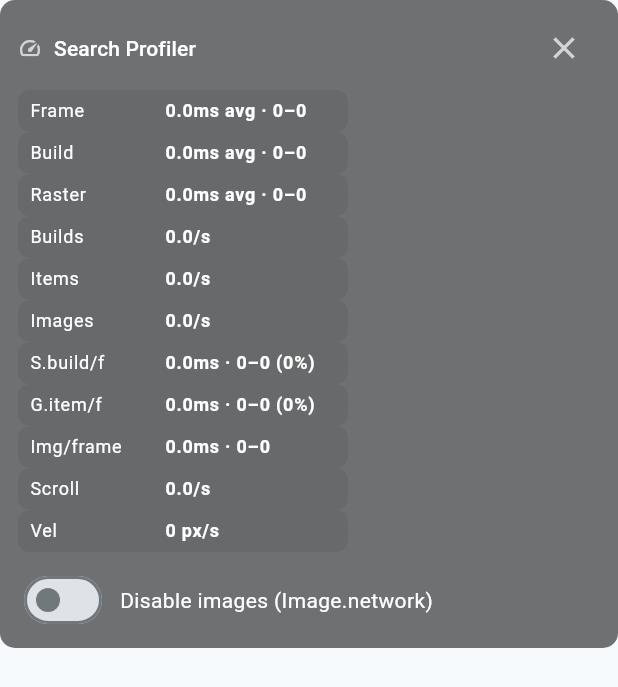
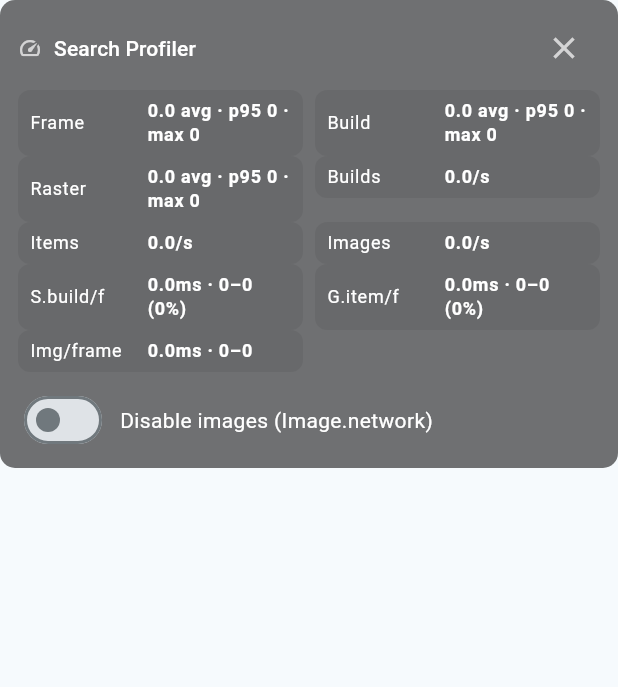
Before and after one commit to LEChaney/PoseTrainer, a Flutter app: the _SearchProfilerHud widget shown alone on an empty page, opened directly with empty values, on a phone screen of 412 x 824 dp. Shown: the top 687 px of the screen. Run offline on Flutter 3.47's test engine with Material 3 defaults, Android fonts, the light colour scheme and no system bars; our stand-ins replace hive_ce, hive_ce_flutter, share_plus, web; missing offline and left inert: dart:js_interop; accounts and stored records are empty; network calls fail.

Commit message:
Improve profiling UI

```diff
--- a/lib/screens/search_screen.dart
+++ b/lib/screens/search_screen.dart
@@ -270,6 +270,7 @@ class _SearchScreenState extends State<SearchScreen>
             if (_showProfilerHud)
               Positioned(
                 left: 8,
+                right: 8,
                 bottom: 8,
                 child: _SearchProfilerHud(
                   profiler: _profiler,
@@ -826,8 +827,35 @@ class _SearchProfilerHudState extends State<_SearchProfilerHud> {
       'Search.HeaderOverlay',
     );
     return RepaintBoundary(
-      child: Container(
-        constraints: const BoxConstraints(maxWidth: 520),
+      child: LayoutBuilder(
+        builder: (context, constraints) {
+          final double maxW = constraints.maxWidth;
+          // Target chip width and responsive columns
+          const double targetChipW = 220;
+          const double minChipW = 180;
+          const double hPad = 12 * 2; // container horizontal padding
+          const double gap = 8; // Wrap spacing
+          final double innerW = maxW - hPad;
+          // Choose the maximum number of columns whose per-column width >= minChipW
+          int cols = 1;
+          for (int c = 4; c >= 1; c--) {
+            final w = (innerW - gap * (c - 1)) / c;
+            if (w >= minChipW) {
+              cols = c;
+              break;
+            }
+          }
+          double chipW = ((innerW - gap * (cols - 1)) / cols).clamp(
+            minChipW,
+            targetChipW,
+          );
+          // Label width proportional to chip width (keeps alignment)
+          final double labelW = (chipW * 0.38).clamp(70, 100);
+
+          Widget chip(String label, String value) =>
+              _chip(label, value, textStyle, width: chipW, labelWidth: labelW);
+
+          return Container(
             padding: const EdgeInsets.symmetric(horizontal: 12, vertical: 8),
             decoration: BoxDecoration(
               color: Colors.black.withValues(alpha: 0.55),
@@ -857,83 +885,63 @@ class _SearchProfilerHudState extends State<_SearchProfilerHud> {
                 ),
                 const SizedBox(height: 4),
                 Wrap(
-              spacing: 8,
+                  spacing: gap,
                   runSpacing: 0,
                   children: [
-                _chip(
+                    chip(
                       'Frame',
-                  '${widget.profiler.frameAvgTotalMs.toStringAsFixed(1)}ms avg · ${widget.profiler.frameMinTotalMs.toStringAsFixed(0)}–${widget.profiler.frameMaxTotalMs.toStringAsFixed(0)}',
-                  textStyle,
+                      '${widget.profiler.frameAvgTotalMs.toStringAsFixed(1)} avg · p95 ${widget.profiler.frameP95TotalMs.toStringAsFixed(0)} · max ${widget.profiler.frameMaxTotalMs.toStringAsFixed(0)}',
                     ),
-                _chip(
+                    chip(
                       'Build',
-                  '${widget.profiler.frameAvgBuildMs.toStringAsFixed(1)}ms avg · ${widget.profiler.frameMinBuildMs.toStringAsFixed(0)}–${widget.profiler.frameMaxBuildMs.toStringAsFixed(0)}',
-                  textStyle,
+                      '${widget.profiler.frameAvgBuildMs.toStringAsFixed(1)} avg · p95 ${widget.profiler.frameP95BuildMs.toStringAsFixed(0)} · max ${widget.profiler.frameMaxBuildMs.toStringAsFixed(0)}',
                     ),
-                _chip(
+                    chip(
                       'Raster',
-                  '${widget.profiler.frameAvgRasterMs.toStringAsFixed(1)}ms avg · ${widget.profiler.frameMinRasterMs.toStringAsFixed(0)}–${widget.profiler.frameMaxRasterMs.toStringAsFixed(0)}',
-                  textStyle,
+                      '${widget.profiler.frameAvgRasterMs.toStringAsFixed(1)} avg · p95 ${widget.profiler.frameP95RasterMs.toStringAsFixed(0)} · max ${widget.profiler.frameMaxRasterMs.toStringAsFixed(0)}',
                     ),
-                _chip(
+                    chip(
                       'Builds',
                       '${widget.profiler.searchBuildsPerSec.toStringAsFixed(1)}/s',
-                  textStyle,
                     ),
-                _chip(
+                    chip(
                       'Items',
                       '${widget.profiler.gridItemsBuiltPerSec.toStringAsFixed(1)}/s',
-                  textStyle,
                     ),
-                _chip(
+                    chip(
                       'Images',
                       '${widget.profiler.imageWidgetsPerSec.toStringAsFixed(1)}/s',
-                  textStyle,
                     ),
-                _chip('S.build/f', () {
+                    chip('S.build/f', () {
                       final avg = widget.profiler.perFrameAvgSearchBuildMs;
                       final buildAvg = widget.profiler.frameAvgBuildMs;
                       final pct = buildAvg <= 0 ? 0 : (avg / buildAvg * 100.0);
                       return '${avg.toStringAsFixed(1)}ms · ${widget.profiler.perFrameMinSearchBuildMs.toStringAsFixed(0)}–${widget.profiler.perFrameMaxSearchBuildMs.toStringAsFixed(0)} (${pct.toStringAsFixed(0)}%)';
-                }(), textStyle),
-                _chip('G.item/f', () {
+                    }()),
+                    chip('G.item/f', () {
                       final avg = widget.profiler.perFrameAvgGridItemBuildMs;
                       final buildAvg = widget.profiler.frameAvgBuildMs;
                       final pct = buildAvg <= 0 ? 0 : (avg / buildAvg * 100.0);
                       return '${avg.toStringAsFixed(1)}ms · ${widget.profiler.perFrameMinGridItemBuildMs.toStringAsFixed(0)}–${widget.profiler.perFrameMaxGridItemBuildMs.toStringAsFixed(0)} (${pct.toStringAsFixed(0)}%)';
-                }(), textStyle),
-                _chip(
+                    }()),
+                    chip(
                       'Img/frame',
                       '${widget.profiler.perFrameAvgImageWidgetMs.toStringAsFixed(1)}ms · ${widget.profiler.perFrameMinImageWidgetMs.toStringAsFixed(0)}–${widget.profiler.perFrameMaxImageWidgetMs.toStringAsFixed(0)}',
-                  textStyle,
                     ),
                     if (hasHeaderPaint)
-                  _chip(
+                      chip(
                         'Hdr paint',
                         '${widget.profiler.subtreeAvgMs('Search.HeaderOverlay').toStringAsFixed(1)}ms · ${widget.profiler.subtreeMinMs('Search.HeaderOverlay').toStringAsFixed(0)}–${widget.profiler.subtreeMaxMs('Search.HeaderOverlay').toStringAsFixed(0)}',
-                    textStyle,
                       ),
                     if (hasGridPaint)
-                  _chip(
+                      chip(
                         'Grid paint',
                         '${widget.profiler.subtreeAvgMs('Search.GridView').toStringAsFixed(1)}ms · ${widget.profiler.subtreeMinMs('Search.GridView').toStringAsFixed(0)}–${widget.profiler.subtreeMaxMs('Search.GridView').toStringAsFixed(0)}',
-                    textStyle,
                       ),
                     if (hasGridPaint)
-                  _chip(
+                      chip(
                         'Img paint',
                         '${widget.profiler.subtreeAvgMs('GridView.Image').toStringAsFixed(1)}ms · ${widget.profiler.subtreeMinMs('GridView.Image').toStringAsFixed(0)}–${widget.profiler.subtreeMaxMs('GridView.Image').toStringAsFixed(0)}',
-                    textStyle,
-                  ),
-                _chip(
-                  'Scroll',
-                  '${widget.profiler.searchScrollTicksPerSec.toStringAsFixed(1)}/s',
-                  textStyle,
-                ),
-                _chip(
-                  'Vel',
-                  '${widget.profiler.lastScrollVelocityPxPerSec.toStringAsFixed(0)} px/s',
-                  textStyle,
                       ),
                   ],
                 ),
@@ -953,16 +961,24 @@ class _SearchProfilerHudState extends State<_SearchProfilerHud> {
                 ),
               ],
             ),
+          );
+        },
       ),
     );
   }
 
-  Widget _chip(String label, String value, TextStyle? textStyle) {
+  Widget _chip(
+    String label,
+    String value,
+    TextStyle? textStyle, {
+    double width = 220,
+    double labelWidth = 84,
+  }) {
     // Use fixed widths for label and value to avoid relayout when numbers change.
     final labelStyle = textStyle?.copyWith(fontWeight: FontWeight.w400);
     final valueStyle = textStyle?.copyWith(fontWeight: FontWeight.w700);
     return SizedBox(
-      width: 220,
+      width: width,
       child: Container(
         padding: const EdgeInsets.symmetric(horizontal: 8, vertical: 6),
         decoration: BoxDecoration(
@@ -973,7 +989,7 @@ class _SearchProfilerHudState extends State<_SearchProfilerHud> {
           mainAxisSize: MainAxisSize.min,
           children: [
             SizedBox(
-              width: 84,
+              width: labelWidth,
               child: Text(
                 label,
                 style: labelStyle,
@@ -988,7 +1004,7 @@ class _SearchProfilerHudState extends State<_SearchProfilerHud> {
                   const TextStyle(fontFeatures: [FontFeature.tabularFigures()]),
                 ),
                 softWrap: true,
-                maxLines: 2,
+                maxLines: 3,
                 overflow: TextOverflow.ellipsis,
               ),
             ),
--- a/lib/services/debug_profiler.dart
+++ b/lib/services/debug_profiler.dart
@@ -455,6 +455,18 @@ class DebugProfiler {
     return m;
   }
 
+  double _percentileD(List<double> v, double p) {
+    if (v.isEmpty) return 0.0;
+    final sorted = List<double>.from(v)..sort();
+    if (sorted.length == 1) return sorted.first;
+    final idx = (p.clamp(0.0, 1.0) * (sorted.length - 1));
+    final lo = idx.floor();
+    final hi = idx.ceil();
+    if (lo == hi) return sorted[lo];
+    final t = idx - lo;
+    return sorted[lo] * (1 - t) + sorted[hi] * t;
+  }
+
   // Labeled subtree paint metrics -------------------------------------------
   void noteSubtreePaint(String label, double durationMs) {
     if (durationMs.isNaN || durationMs.isInfinite) return;
@@ -475,14 +487,17 @@ class DebugProfiler {
   double get frameAvgTotalMs => _avgD(_frameTotalMs);
   double get frameMinTotalMs => _minD(_frameTotalMs);
   double get frameMaxTotalMs => _maxD(_frameTotalMs);
+  double get frameP95TotalMs => _percentileD(_frameTotalMs, 0.95);
 
   double get frameAvgBuildMs => _avgD(_frameBuildMs);
   double get frameMinBuildMs => _minD(_frameBuildMs);
   double get frameMaxBuildMs => _maxD(_frameBuildMs);
+  double get frameP95BuildMs => _percentileD(_frameBuildMs, 0.95);
 
   double get frameAvgRasterMs => _avgD(_frameRasterMs);
   double get frameMinRasterMs => _minD(_frameRasterMs);
   double get frameMaxRasterMs => _maxD(_frameRasterMs);
+  double get frameP95RasterMs => _percentileD(_frameRasterMs, 0.95);
 
   double get perFrameAvgSearchBuildMs => _avgD(_perFrameSearchBuildMs);
   double get perFrameMinSearchBuildMs => _minD(_perFrameSearchBuildMs);
```
Lines whose indentation alone changed are shown as unchanged.
